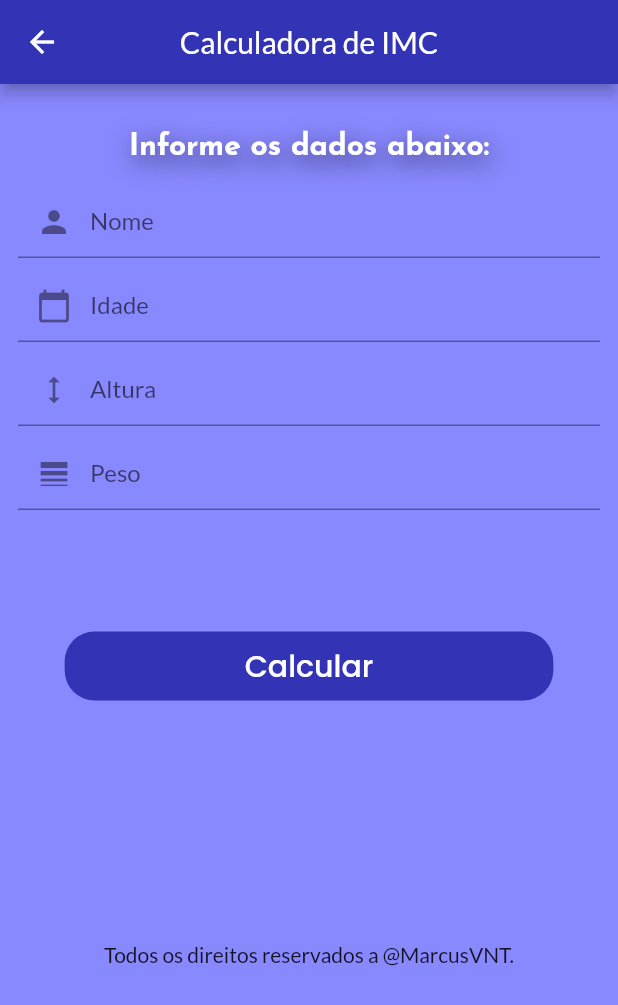
After one commit to MarcusVNT/bmi, a Flutter app: the CalculationPage screen opened directly, on a phone screen of 412 x 824 dp. The commit adds this screen. Shown: the top 1005 px of the screen. Run offline on Flutter 3.47's test engine with Material 2 defaults, Android fonts, the phone set to English and light mode, and no system bars; our stand-ins replace google_fonts.

Commit message:
Calculation Page FrontEnd  done.

```diff
--- /dev/null
+++ b/lib/pages/calculation_page.dart
@@ -0,0 +1,132 @@
+import 'package:flutter/material.dart';
+import 'package:google_fonts/google_fonts.dart';
+
+class CalculationPage extends StatefulWidget {
+  const CalculationPage({super.key});
+
+  @override
+  State<CalculationPage> createState() => _CalculationPageState();
+}
+
+class _CalculationPageState extends State<CalculationPage> {
+  @override
+  Widget build(BuildContext context) {
+    return SafeArea(
+      child: Scaffold(
+        backgroundColor: const Color.fromARGB(255, 136, 136, 255),
+        appBar: AppBar(
+          centerTitle: true,
+          backgroundColor: const Color.fromARGB(255, 51, 51, 182),
+          title: const Text(
+            'Calculadora de IMC',
+          ),
+        ),
+        body: SingleChildScrollView(
+            child: ConstrainedBox(
+          constraints: BoxConstraints(
+            minHeight: MediaQuery.of(context).size.height,
+            minWidth: MediaQuery.of(context).size.width,
+          ),
+          child: Column(children: [
+            const SizedBox(height: 32),
+            Padding(
+              padding: const EdgeInsets.symmetric(horizontal: 16),
+              child: Text("Informe os dados abaixo:",
+                  textAlign: TextAlign.center,
+                  style: GoogleFonts.josefinSans(
+                    fontSize: 20,
+                    fontWeight: FontWeight.bold,
+                    color: const Color.fromARGB(255, 255, 255, 255),
+                    shadows: [
+                      const Shadow(
+                        blurRadius: 20.0,
+                        color: Color.fromARGB(255, 38, 37, 80),
+                        offset: Offset(2.0, 5.0),
+                      ),
+                    ],
+                  )),
+            ),
+            const SizedBox(height: 16),
+            Container(
+              margin: const EdgeInsets.symmetric(horizontal: 12),
+              child: const Column(
+                children: [
+                  TextField(
+                    decoration: InputDecoration(
+                      contentPadding: EdgeInsets.symmetric(
+                        horizontal: 8,
+                      ),
+                      border: UnderlineInputBorder(),
+                      labelText: 'Nome',
+                      hintText: 'Nome',
+                      prefixIcon: Icon(Icons.person),
+                    ),
+                  ),
+                  SizedBox(height: 8),
+                  TextField(
+                    decoration: InputDecoration(
+                      contentPadding: EdgeInsets.symmetric(
+                        horizontal: 8,
+                      ),
+                      border: UnderlineInputBorder(),
+                      labelText: 'Idade',
+                      hintText: 'Idade',
+                      prefixIcon: Icon(Icons.calendar_today),
+                    ),
+                  ),
+                  SizedBox(height: 8),
+                  TextField(
+                    decoration: InputDecoration(
+                      contentPadding: EdgeInsets.symmetric(
+                        horizontal: 8,
+                      ),
+                      border: UnderlineInputBorder(),
+                      labelText: 'Altura',
+                      hintText: 'Altura',
+                      prefixIcon: Icon(Icons.height),
+                    ),
+                  ),
+                  SizedBox(height: 8),
+                  TextField(
+                    decoration: InputDecoration(
+                      contentPadding: EdgeInsets.symmetric(
+                        horizontal: 8,
+                      ),
+                      border: UnderlineInputBorder(),
+                      labelText: 'Peso',
+                      hintText: 'Peso',
+                      prefixIcon: Icon(Icons.line_weight),
+                    ),
+                  ),
+                ],
+              ),
+            ),
+            const SizedBox(height: 80),
+            TextButton(
+              onPressed: () {},
+              style: ButtonStyle(
+                padding: MaterialStateProperty.all<EdgeInsets>(
+                    const EdgeInsets.symmetric(horizontal: 120, vertical: 8)),
+                shape: MaterialStateProperty.all<OutlinedBorder>(
+                    RoundedRectangleBorder(
+                        borderRadius: BorderRadius.circular(20.0))),
+                backgroundColor: MaterialStateProperty.all<Color>(
+                  const Color.fromARGB(255, 51, 51, 182),
+                ),
+                foregroundColor: MaterialStateProperty.all<Color>(
+                  const Color.fromARGB(255, 255, 255, 255),
+                ),
+              ),
+              child: Text('Calcular', style: GoogleFonts.poppins(fontSize: 20)),
+            ),
+            Container(
+                margin: const EdgeInsets.only(top: 160),
+                child:
+                    const Text("Todos os direitos reservados a @MarcusVNT.")),
+            const SizedBox(height: 32),
+          ]),
+        )),
+      ),
+    );
+  }
+}
--- a/lib/pages/enter_page.dart
+++ b/lib/pages/enter_page.dart
@@ -1,3 +1,4 @@
+import 'package:bmi/pages/calculation_page.dart';
 import 'package:bmi/shared/widgets/app_images.dart';
 import 'package:flutter/material.dart';
 import 'package:google_fonts/google_fonts.dart';
@@ -35,8 +36,10 @@ class _EnterPageState extends State<EnterPage> {
                   Column(
                     mainAxisAlignment: MainAxisAlignment.center,
                     children: [
-                      Text(
-                        'Informe seu gênero e calcule seu IMC:',
+                      Padding(
+                        padding: const EdgeInsets.symmetric(horizontal: 16),
+                        child: Text(
+                          'Informe seu gênero e calcule seu Indice de Massa Corporal:',
                           textAlign: TextAlign.center,
                           style: GoogleFonts.josefinSans(
                             fontSize: 20,
@@ -51,6 +54,7 @@ class _EnterPageState extends State<EnterPage> {
                             ],
                           ),
                         ),
+                      ),
                       const SizedBox(
                         height: 80,
                       ),
@@ -62,7 +66,8 @@ class _EnterPageState extends State<EnterPage> {
                               Navigator.push(
                                   context,
                                   MaterialPageRoute(
-                                    builder: (context) => const EnterPage(),
+                                    builder: (context) =>
+                                        const CalculationPage(),
                                   ));
                             },
                             child: Image.asset(
@@ -78,7 +83,8 @@ class _EnterPageState extends State<EnterPage> {
                                 Navigator.push(
                                     context,
                                     MaterialPageRoute(
-                                      builder: (context) => const EnterPage(),
+                                      builder: (context) =>
+                                          const CalculationPage(),
                                     ));
                               },
                               child: Image.asset(AppImages.homem, height: 184)),
```
Also changed, not shown: 1 other file. Lines whose indentation alone changed are shown as unchanged.
